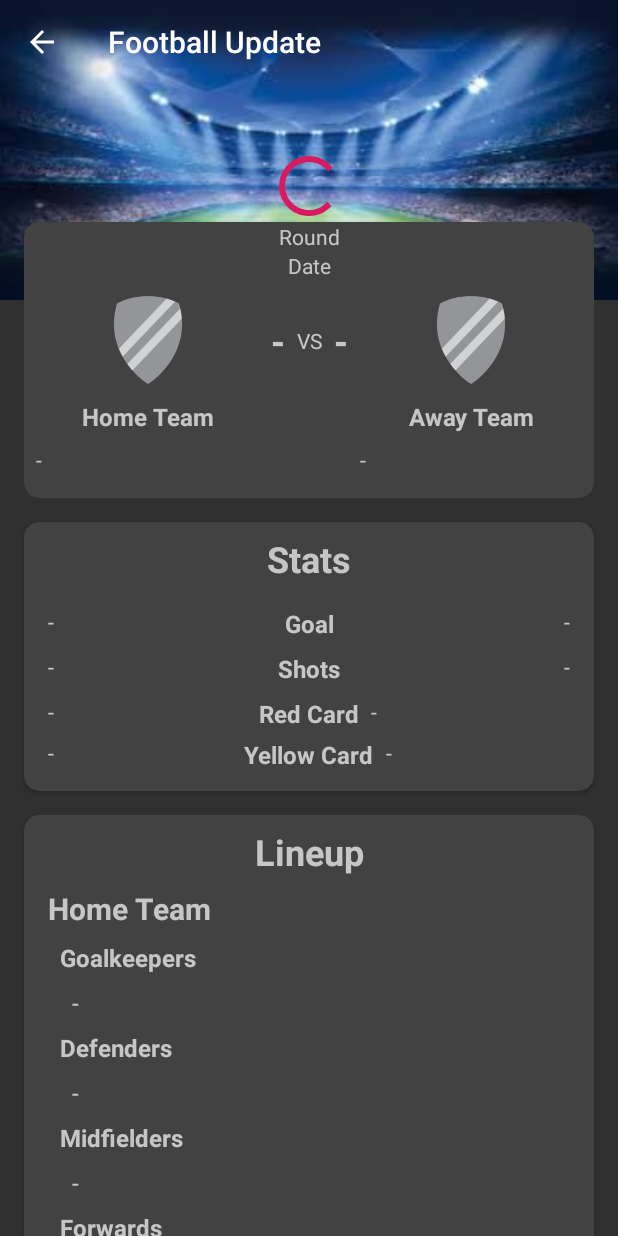
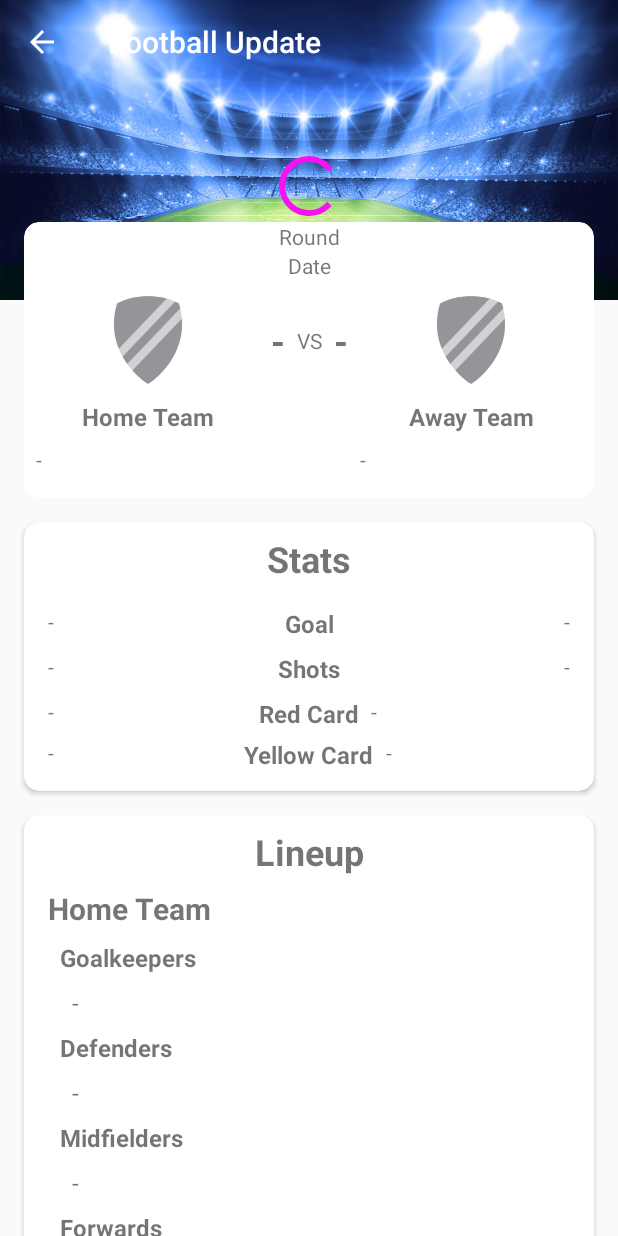
Before and after one commit to doniapr/KADE-FootballUpdate-5, an Android app: the DetailMatchActivity screen opened directly, with no data from a screen before it, on a phone screen of 412 x 824 dp. Run offline under Robolectric (Android 15) with nearby library versions, the phone set to English and light mode, and no system bars; our stand-ins replace Picasso; pictures from the network do not load; 1 statement that could not run was skipped.

Commit message:
update code

```diff
--- a/app/src/main/java/com/doniapr/footballupdate/adapter/ListLeagueAdapter.kt
+++ b/app/src/main/java/com/doniapr/footballupdate/adapter/ListLeagueAdapter.kt
@@ -63,6 +63,8 @@ class LeagueUI : AnkoComponent<ViewGroup> {
                 cardView {
                     lparams(width = matchParent, height = wrapContent)
                     padding = dip(16)
+                    elevation = 16f
+                    backgroundColor = android.R.color.darker_gray
 
                     linearLayout {
                         lparams(width = matchParent, height = wrapContent)
--- a/app/src/main/java/com/doniapr/footballupdate/presenter/MainPresenter.kt
+++ b/app/src/main/java/com/doniapr/footballupdate/presenter/MainPresenter.kt
@@ -1,6 +1,5 @@
 package com.doniapr.footballupdate.presenter
 
-import android.util.Log
 import com.doniapr.footballupdate.apiService.MainApi
 import com.doniapr.footballupdate.model.LeagueDetailResponse
 import com.doniapr.footballupdate.model.MatchResponse
@@ -16,6 +15,8 @@ import retrofit2.Response
 class MainPresenter(
     private val view: MainView
 ) {
+    val noDataFound = "Data pertandingan tidak Ditemukan"
+    val noInternetAccess = "Mohon periksa koneksi internet anda"
 
     fun getLeagueDetail(leagueId: String?) {
         view.showLoading()
@@ -30,13 +31,12 @@ class MainPresenter(
                         uiThread {
                             view.hideLoading()
                             view.showLeagueDetail(response.body()?.league)
-
                         }
                     }
                 }
 
                 override fun onFailure(call: Call<LeagueDetailResponse>, t: Throwable) {
-                    //Tulis code jika response fail
+                    view.hideLoading()
                 }
             })
         }
@@ -48,11 +48,7 @@ class MainPresenter(
             MainApi().services.getLastMatch(leagueId.toString()).enqueue(object :
                 Callback<MatchResponse> {
                 override fun onFailure(call: Call<MatchResponse>, t: Throwable) {
-                    Log.e("onfailed", t.toString())
-                    if (t.message == "timeout") {
-                        view.onFailed(t.message)
-                        view.hideLoading()
-                    } else {
+                    uiThread {
                         view.onFailed(t.message)
                         view.hideLoading()
                     }
@@ -62,15 +58,21 @@ class MainPresenter(
                     call: Call<MatchResponse>,
                     response: Response<MatchResponse>
                 ) {
-                    Log.e("onfailed", response.toString())
                     if (response.code() == 200) {
                         uiThread {
+                            if (response.body()?.matchs != null) {
                                 view.hideLoading()
                                 view.showMatchList(response.body()!!.matchs)
+                            } else {
+                                view.hideLoading()
+                                view.onFailed(noDataFound)
+                            }
                         }
                     } else {
+                        uiThread {
                             view.onFailed(response.message())
                             view.hideLoading()
+                        }
                     }
                 }
 
@@ -85,14 +87,7 @@ class MainPresenter(
             MainApi().services.getNextMatch(leagueId.toString()).enqueue(object :
                 Callback<MatchResponse> {
                 override fun onFailure(call: Call<MatchResponse>, t: Throwable) {
-                    Log.e("onfailed", t.localizedMessage!!)
-                    if (t.message == "timeout") {
-                        view.onFailed(t.message)
-                        view.hideLoading()
-                    } else if (t.message == null || t.message == "") {
-                        view.onFailed(t.message)
-                        view.hideLoading()
-                    } else {
+                    uiThread {
                         view.onFailed(t.message)
                         view.hideLoading()
                     }
@@ -107,15 +102,21 @@ class MainPresenter(
                             if (response.body()?.matchs != null) {
                                 view.hideLoading()
                                 view.showMatchList(response.body()!!.matchs)
+                            } else {
+                                view.hideLoading()
+                                view.onFailed(noDataFound)
                             }
                         }
-
+                    } else {
+                        uiThread {
+                            view.hideLoading()
+                            view.onFailed(response.message())
+                        }
                     }
                 }
 
             })
         }
-
     }
 
     fun doSearch(query: String?) {
@@ -126,7 +127,7 @@ class MainPresenter(
                 override fun onFailure(call: Call<SearchResponse>, t: Throwable) {
                     uiThread {
                         view.hideLoading()
-                        view.onFailed("Mohon periksa koneksi internet anda")
+                        view.onFailed(noInternetAccess)
                     }
                 }
 
@@ -141,8 +142,10 @@ class MainPresenter(
                                 view.showMatchList(response.body()!!.matches)
                             }
                         } else {
+                            uiThread {
                                 view.hideLoading()
-                            view.onFailed("Data pertandingan tidak Ditemukan")
+                                view.onFailed(noDataFound)
+                            }
                         }
 
                     }
@@ -157,7 +160,10 @@ class MainPresenter(
             MainApi().services.getMatchDetail(eventId).enqueue(object :
                 Callback<MatchResponse> {
                 override fun onFailure(call: Call<MatchResponse>, t: Throwable) {
-
+                    uiThread {
+                        view.hideLoading()
+                        view.onFailed(t.message)
+                    }
                 }
 
                 override fun onResponse(
@@ -165,8 +171,20 @@ class MainPresenter(
                     response: Response<MatchResponse>
                 ) {
                     if (response.code() == 200) {
+                        uiThread {
+                            if (response.body()?.matchs?.get(0) != null) {
                                 view.hideLoading()
                                 view.showMatchDetail(response.body()!!.matchs[0])
+                            } else {
+                                view.hideLoading()
+                                view.onFailed(noDataFound)
+                            }
+                        }
+                    } else {
+                        uiThread {
+                            view.hideLoading()
+                            view.onFailed(response.message())
+                        }
                     }
                 }
 
@@ -175,7 +193,6 @@ class MainPresenter(
     }
 
     fun getTeamInfo(teamId: String, isHome: Boolean) {
-        Log.e("detailteambadge2", teamId)
         doAsync {
             MainApi().services.getTeamInfo(teamId).enqueue(object :
                 Callback<TeamResponse> {
@@ -188,7 +205,11 @@ class MainPresenter(
                     response: Response<TeamResponse>
                 ) {
                     if (response.code() == 200) {
+                        uiThread {
+                            if (response.body()?.teams?.get(0) != null) {
                                 view.showTeam(response.body()!!.teams[0], isHome)
+                            }
+                        }
                     }
                 }
 
--- a/app/src/main/java/com/doniapr/footballupdate/view/MainActivity.kt
+++ b/app/src/main/java/com/doniapr/footballupdate/view/MainActivity.kt
@@ -36,9 +36,10 @@ class MainActivity : AppCompatActivity() {
                 toolbar = toolbar {
                     backgroundColor = ContextCompat.getColor(
                         context,
-                        R.color.colorPrimaryDark
+                        R.color.colorPrimary
                     )
                     title = resources.getString(R.string.app_name)
+                    setTitleTextColor(resources.getColor(android.R.color.white))
                 }.lparams {
                     width = matchParent
                     height = wrapContent
--- a/app/src/main/java/com/doniapr/footballupdate/view/NextMatchFragment.kt
+++ b/app/src/main/java/com/doniapr/footballupdate/view/NextMatchFragment.kt
@@ -6,7 +6,6 @@ import android.view.Gravity
 import android.view.LayoutInflater
 import android.view.View
 import android.view.ViewGroup
-import android.widget.LinearLayout
 import android.widget.ProgressBar
 import android.widget.TextView
 import androidx.fragment.app.Fragment
@@ -43,9 +42,8 @@ class NextMatchFragment(private val leagueId: Int) : Fragment(), MainView {
     ): View? {
         // Inflate the layout for this fragment
         return UI {
-            linearLayout {
-                orientation = LinearLayout.VERTICAL
-                gravity = Gravity.CENTER
+            verticalLayout {
+                gravity = Gravity.CENTER_HORIZONTAL
 
                 nextMatchList = recyclerView {
                     lparams(width = matchParent, height = wrapContent)
--- a/app/src/main/java/com/doniapr/footballupdate/view/SearchResultActivity.kt
+++ b/app/src/main/java/com/doniapr/footballupdate/view/SearchResultActivity.kt
@@ -49,9 +49,10 @@ class SearchResultActivity : AppCompatActivity(), MainView {
             toolbar = toolbar {
                 backgroundColor = ContextCompat.getColor(
                     context,
-                    R.color.colorPrimaryDark
+                    R.color.colorPrimary
                 )
                 title = resources.getString(R.string.search_result)
+                setTitleTextColor(resources.getColor(android.R.color.white))
             }.lparams {
                 width = matchParent
                 height = wrapContent
--- a/app/src/main/res/layout/activity_detail_match.xml
+++ b/app/src/main/res/layout/activity_detail_match.xml
@@ -25,7 +25,7 @@
                 android:id="@+id/img_banner_match"
                 android:layout_width="match_parent"
                 android:layout_height="match_parent"
-                android:background="@drawable/background"
+                android:background="@drawable/banner"
                 android:fitsSystemWindows="true"
                 android:scaleType="fitXY"
                 app:layout_collapseMode="parallax"
--- a/app/src/main/res/values/colors.xml
+++ b/app/src/main/res/values/colors.xml
@@ -1,6 +1,6 @@
 <?xml version="1.0" encoding="utf-8"?>
 <resources>
-    <color name="colorPrimary">#008577</color>
-    <color name="colorPrimaryDark">#00574B</color>
-    <color name="colorAccent">#D81B60</color>
+    <color name="colorPrimary">#0b39f7</color>
+    <color name="colorPrimaryDark">#0b39f7</color>
+    <color name="colorAccent">#f712f4</color>
 </resources>
--- a/app/src/main/res/values/dimens.xml
+++ b/app/src/main/res/values/dimens.xml
@@ -2,4 +2,5 @@
 <resources>
     <dimen name="activity_vertical_margin">16dp</dimen>
     <dimen name="activity_horizontal_margin">16dp</dimen>
+    <dimen name="padding">8dp</dimen>
 </resources>
--- a/app/src/main/res/values/styles.xml
+++ b/app/src/main/res/values/styles.xml
@@ -1,7 +1,7 @@
 <resources>
 
     <!-- Base application theme. -->
-    <style name="AppTheme" parent="Theme.AppCompat.NoActionBar">
+    <style name="AppTheme" parent="Theme.AppCompat.Light.NoActionBar">
         <!-- Customize your theme here. -->
         <item name="colorPrimary">@color/colorPrimary</item>
         <item name="colorPrimaryDark">@color/colorPrimaryDark</item>
```
Also changed, not shown: app/src/main/java/com/doniapr/footballupdate/adapter/LastMatchAdapter.kt (+55 -2 lines), app/src/main/java/com/doniapr/footballupdate/adapter/NextMatchAdapter.kt (+8 -5 lines), app/src/main/java/com/doniapr/footballupdate/adapter/SearchResultAdapter.kt (+13 -7 lines), app/src/main/java/com/doniapr/footballupdate/view/DetailLeagueActivity.kt (+7 -1 lines), app/src/main/java/com/doniapr/footballupdate/view/DetailMatchActivity.kt (+4 -4 lines), app/src/main/java/com/doniapr/footballupdate/view/LastMatchFragment.kt (+6 -13 lines), app/src/main/res/layout/activity_detail_league.xml (+21 -9 lines), app/src/main/res/drawable-v24/banner.jpg (added). Lines whose indentation alone changed are shown as unchanged.
